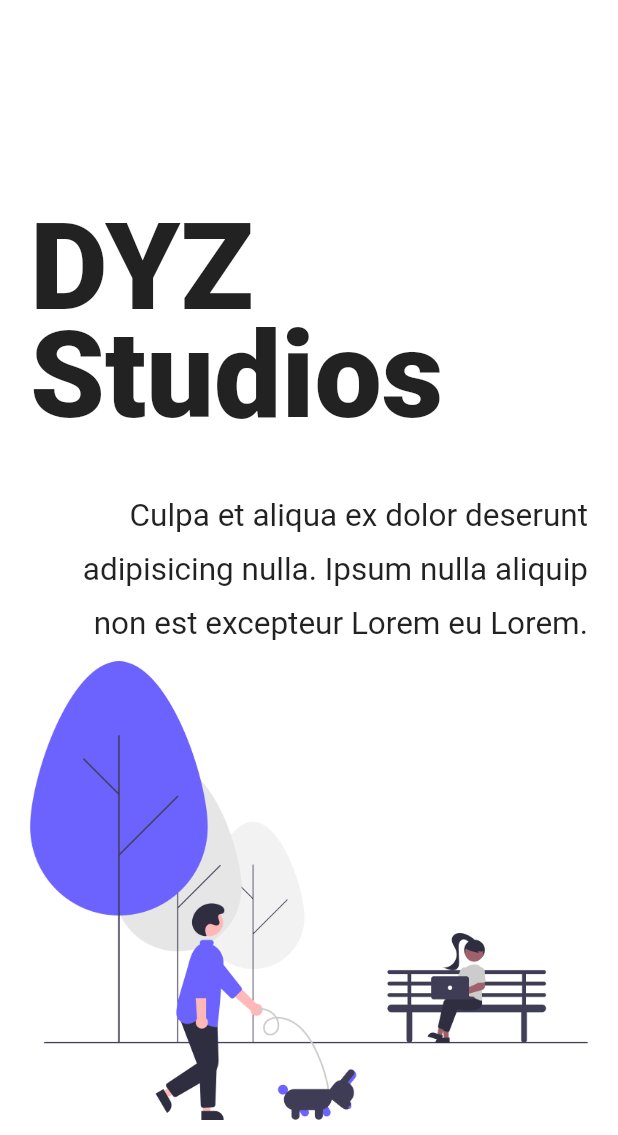
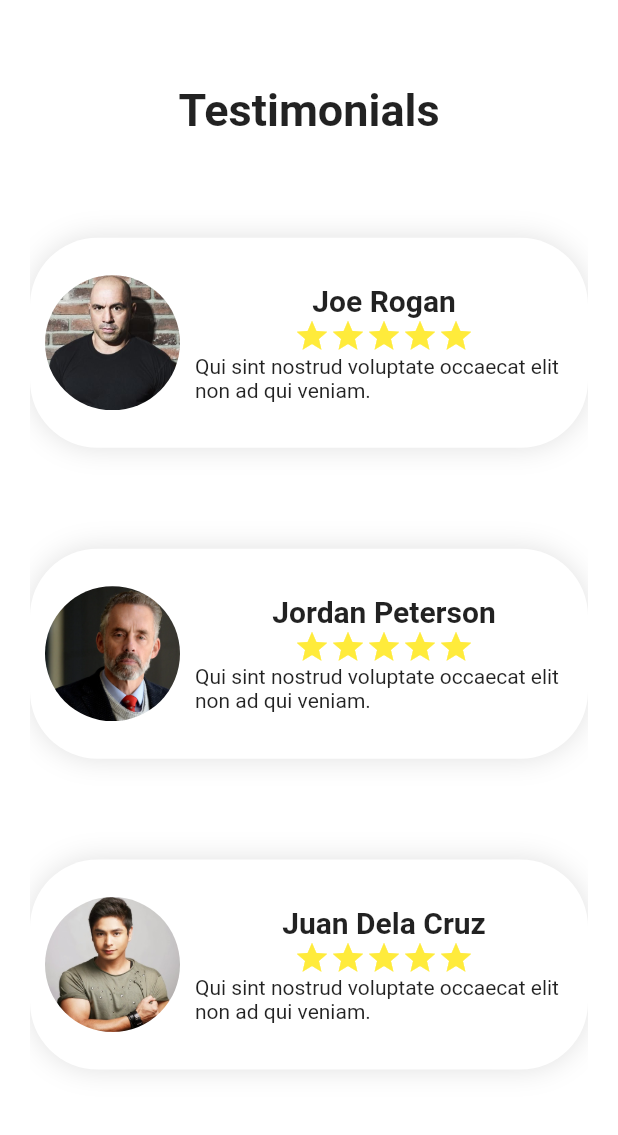
Before and after one commit to JeromeLalunio/LandingPageFlutter, a Flutter app: the screen it shows after launch, on a phone screen of 412 x 824 dp, the part 101-1236 px from its top. Run offline on Flutter 3.47's test engine with Material 2 defaults, Android fonts, the phone set to English and light mode, and no system bars; our stand-ins replace carousel_slider, get_it, responsive_builder; missing offline and left inert: dart:html.

Commit message:
added mobile and desktop views for testimonials

```diff
--- a/lib/pages/home/home_page.dart
+++ b/lib/pages/home/home_page.dart
@@ -27,7 +27,7 @@ class HomePage extends StatelessWidget {
                 child: Navigator(
                   key: locator<NavigationService>().navigatorKey,
                   onGenerateRoute: generateRoute,
-                  initialRoute: AboutRoute,
+                  initialRoute: TestimonialsRoute,
                 ),
               ),
             ],
--- /dev/null
+++ b/lib/pages/testimonials/desktop_content_testimonials.dart
@@ -0,0 +1,19 @@
+import 'package:flutter/material.dart';
+import 'package:webtry/pages/testimonials/desktop_card_testimonials.dart';
+
+class DesktopContentTestimonials extends StatelessWidget {
+  @override
+  Widget build(BuildContext context) {
+    return Row(
+      mainAxisSize: MainAxisSize.max,
+      mainAxisAlignment: MainAxisAlignment.spaceAround,
+      children: [
+        DesktopCardTestimonials('Joe Rogan', 'images/testimonials/joe.jpeg'),
+        DesktopCardTestimonials(
+            'Jordan Peterson', 'images/testimonials/jordan.webp'),
+        DesktopCardTestimonials(
+            'Juan Dela Cruz', 'images/testimonials/coco.jpeg'),
+      ],
+    );
+  }
+}
--- /dev/null
+++ b/lib/pages/testimonials/mobile_card_testimonials.dart
@@ -0,0 +1,63 @@
+import 'package:flutter/material.dart';
+
+class MobileCardTestimonials extends StatelessWidget {
+  final String name;
+  final String image;
+  const MobileCardTestimonials(this.name, this.image);
+  @override
+  Widget build(BuildContext context) {
+    Icon _yellowStar = Icon(
+      Icons.star,
+      color: Colors.yellow,
+    );
+    return Container(
+      height: 140,
+      width: 400,
+      padding: EdgeInsets.all(10),
+      decoration: BoxDecoration(
+        color: Colors.white,
+        boxShadow: [
+          BoxShadow(color: Colors.black12, blurRadius: 16),
+        ],
+        borderRadius: BorderRadius.circular(45),
+      ),
+      child: Expanded(
+        child: Row(
+          children: [
+            ClipOval(
+                child: Image(
+              image: AssetImage(image),
+              height: 90,
+            )),
+            SizedBox(width: 10),
+            Expanded(
+              child: Column(
+                mainAxisAlignment: MainAxisAlignment.center,
+                crossAxisAlignment: CrossAxisAlignment.center,
+                mainAxisSize: MainAxisSize.max,
+                children: [
+                  Text(
+                    name,
+                    style: TextStyle(fontSize: 20, fontWeight: FontWeight.w600),
+                  ),
+                  Row(
+                    mainAxisAlignment: MainAxisAlignment.center,
+                    children: [
+                      _yellowStar,
+                      _yellowStar,
+                      _yellowStar,
+                      _yellowStar,
+                      _yellowStar,
+                    ],
+                  ),
+                  Text(
+                      'Qui sint nostrud voluptate occaecat elit non ad qui veniam.'),
+                ],
+              ),
+            )
+          ],
+        ),
+      ),
+    );
+  }
+}
--- /dev/null
+++ b/lib/pages/testimonials/mobile_content_testimonials.dart
@@ -0,0 +1,23 @@
+import 'package:flutter/material.dart';
+import 'package:webtry/pages/testimonials/mobile_card_testimonials.dart';
+
+class MobileContentTestimonials extends StatelessWidget {
+  @override
+  Widget build(BuildContext context) {
+    return Column(
+      mainAxisAlignment: MainAxisAlignment.spaceAround,
+      mainAxisSize: MainAxisSize.max,
+      children: [
+        Text(
+          'Testimonials',
+          style: TextStyle(fontWeight: FontWeight.w700, fontSize: 30),
+        ),
+        MobileCardTestimonials('Joe Rogan', 'images/testimonials/joe.jpeg'),
+        MobileCardTestimonials(
+            'Jordan Peterson', 'images/testimonials/jordan.webp'),
+        MobileCardTestimonials(
+            'Juan Dela Cruz', 'images/testimonials/coco.jpeg'),
+      ],
+    );
+  }
+}
--- /dev/null
+++ b/lib/pages/testimonials/testimonials_page.dart
@@ -0,0 +1,14 @@
+import 'package:flutter/material.dart';
+import 'package:responsive_builder/responsive_builder.dart';
+import 'package:webtry/pages/testimonials/desktop_content_testimonials.dart';
+import 'package:webtry/pages/testimonials/mobile_content_testimonials.dart';
+
+class TestimonialsPage extends StatelessWidget {
+  @override
+  Widget build(BuildContext context) {
+    return ScreenTypeLayout(
+      mobile: MobileContentTestimonials(),
+      desktop: DesktopContentTestimonials(),
+    );
+  }
+}
--- a/lib/routing/router.dart
+++ b/lib/routing/router.dart
@@ -2,6 +2,7 @@ import 'package:flutter/material.dart';
 import 'package:flutter/widgets.dart';
 import 'package:webtry/pages/about/about_page.dart';
 import 'package:webtry/pages/products/products_page.dart';
+import 'package:webtry/pages/testimonials/testimonials_page.dart';
 import 'package:webtry/routing/route_names.dart';
 
 Route<dynamic> generateRoute(RouteSettings settings) {
@@ -10,6 +11,8 @@ Route<dynamic> generateRoute(RouteSettings settings) {
       return _getPageRoute(AboutPage());
     case ProductsRoute:
       return _getPageRoute(ProductsPage());
+    case TestimonialsRoute:
+      return _getPageRoute(TestimonialsPage());
     default:
       return null;
   }
--- a/pubspec.yaml
+++ b/pubspec.yaml
@@ -52,6 +52,9 @@ flutter:
   assets:
     - images/background.png
     - images/music_product.png
+    - images/testimonials/joe.jpeg
+    - images/testimonials/coco.jpeg
+    - images/testimonials/jordan.webp
   #   - images/a_dot_ham.jpeg
 
   # An image asset can refer to one or more resolution-specific "variants", see
```
Also changed, not shown: lib/pages/testimonials/desktop_card_testimonials.dart (added, +59 -0 lines), images/455295.jpg (deleted), images/testimonials/coco.jpeg (added), images/testimonials/joe.jpeg (added), images/testimonials/jordan.webp (added).
